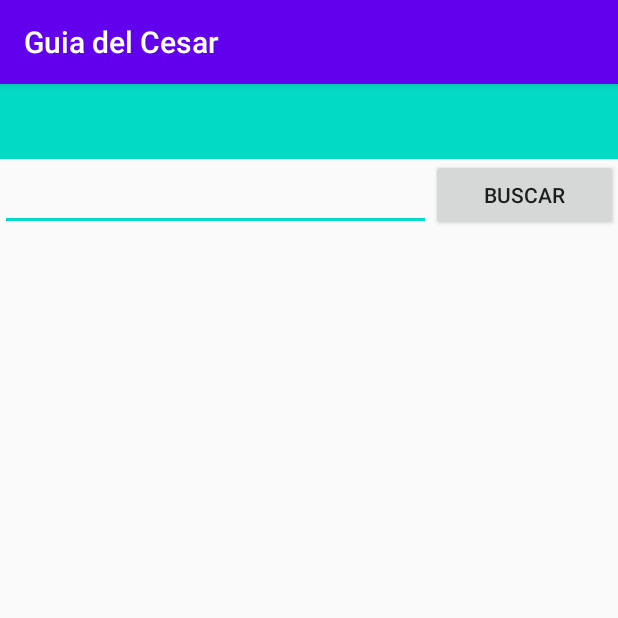
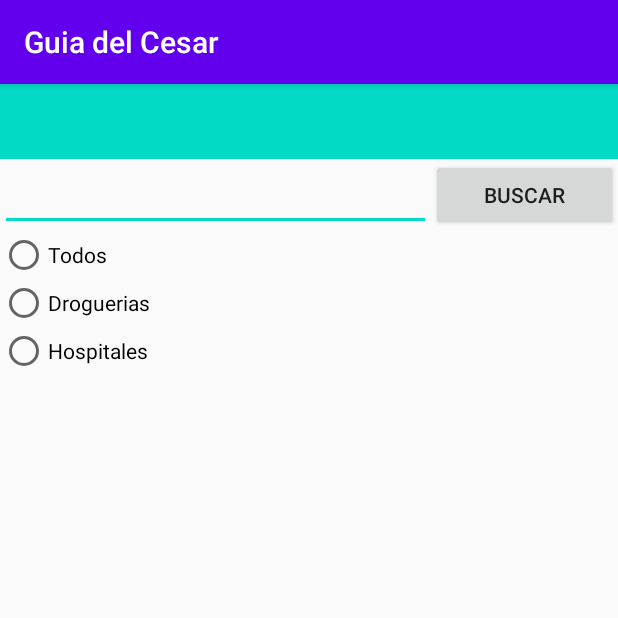
Before and after one commit to luismanueldiaz29/GuiaCesar, an Android app: the ServiciosPorMunicipio screen opened directly, with no data from a screen before it, after a tap on "BUSCAR", on a phone screen of 412 x 824 dp, the top half of it. Run offline under Robolectric (Android 15) with nearby library versions, the phone set to English and light mode, and no system bars; our stand-ins replace Volley; network calls fail; Roboto replaces fonts that are not available here.

Commit message:
Filtro de servicios 2.0

```diff
--- a/app/src/main/java/com/example/guiavalledupar/GUI/ServiciosPorMunicipio.java
+++ b/app/src/main/java/com/example/guiavalledupar/GUI/ServiciosPorMunicipio.java
@@ -8,6 +8,7 @@ import android.os.Bundle;
 import android.view.View;
 import android.widget.Button;
 import android.widget.EditText;
+import android.widget.RadioButton;
 import android.widget.TextView;
 
 import com.android.volley.Request;
@@ -39,6 +40,10 @@ public class ServiciosPorMunicipio extends AppCompatActivity {
     private TextView txtMuni;
     private Button btnFiltrar;
     private EditText txtFilter;
+    private RadioButton radioTodos;
+    private RadioButton radioTurismo;
+    private RadioButton radioHospital;
+    private RadioButton radioDrogueria;
 
     private String municipio;
     private String URL;
@@ -98,18 +103,64 @@ public class ServiciosPorMunicipio extends AppCompatActivity {
     private void filtrar(){
 
         String buscar=txtFilter.getText().toString().trim();
+        ArrayList<ServiceApi> lista2;
+        lista2 = new ArrayList<>();
         if(!buscar.equals("")) {
-            ArrayList<ServiceApi> lista2;
-            lista2 = new ArrayList<>();
+
             for (ServiceApi e : listaServices) {
-                if (e.name.contains(buscar)||e.name.contains(buscar.toUpperCase())|| e.getStringTipo().contains(buscar)) {
-                    lista2.add(e);
+                if(radioTodos.isChecked()){
+                    if (e.name.contains(buscar)||e.name.contains(buscar.toUpperCase())|| e.getStringTipo().contains(buscar)) {
+                        lista2.add(e);
+                    }
                 }
+                if(radioDrogueria.isChecked()){
+                    if (e.tipo==ServiceApi.DROGUERIA&&(e.name.contains(buscar)||e.name.contains(buscar.toUpperCase())|| e.getStringTipo().contains(buscar))) {
+                        lista2.add(e);
+                    }
+                }
+                if(radioHospital.isChecked()){
+                    if (e.tipo==ServiceApi.HOSPITAL&&(e.name.contains(buscar)||e.name.contains(buscar.toUpperCase())|| e.getStringTipo().contains(buscar))) {
+                        lista2.add(e);
+                    }
+                }
+                if(radioTurismo.isChecked()){
+                    if (e.tipo==ServiceApi.HOTEL&&(e.name.contains(buscar)||e.name.contains(buscar.toUpperCase())|| e.getStringTipo().contains(buscar))) {
+                        lista2.add(e);
+                    }
+                }
+
             }
             adapter = new AdapterServiceAPI(lista2);
             reciclerServices.setAdapter(adapter);
+        }else{
+            if(radioTodos.isChecked()){
+
+                adapter = new AdapterServiceAPI(listaServices);
+                reciclerServices.setAdapter(adapter);
+            }else{
+                for (ServiceApi e : listaServices) {
+                    if(radioDrogueria.isChecked()){
+                        if(e.tipo==ServiceApi.DROGUERIA){
+                            lista2.add(e);
+                        }
+                    }
+                    if(radioHospital.isChecked()){
+                        if(e.tipo==ServiceApi.HOSPITAL){
+                            lista2.add(e);
+                        }
+                    }
+                    if(radioTurismo.isChecked()){
+                        if(e.tipo==ServiceApi.HOTEL){
+                            lista2.add(e);
+                        }
+                    }
+                }
+                adapter = new AdapterServiceAPI(lista2);
+                reciclerServices.setAdapter(adapter);
+            }
         }
     }
+
 
     private void llenarLista(){
         GetVolley();
@@ -122,7 +173,10 @@ public class ServiciosPorMunicipio extends AppCompatActivity {
         txtMuni=findViewById(R.id.muniServicioTV);
         txtFilter=findViewById(R.id.txtBuscarService);
         btnFiltrar =findViewById(R.id.btnFiltrarService);
-
+        radioTodos=findViewById(R.id.radioTodos);
+        radioTurismo=findViewById(R.id.radioTurismo);
+        radioHospital=findViewById(R.id.radioHospitales);
+        radioDrogueria=findViewById(R.id.radioDrogueria);
         listaServices = new ArrayList<>();
 
     }
--- a/app/src/main/res/layout/activity_servicios.xml
+++ b/app/src/main/res/layout/activity_servicios.xml
@@ -43,6 +43,46 @@
 
     </LinearLayout>
 
+    <ScrollView
+        android:layout_width="match_parent"
+        android:layout_height="100dp">
+
+        <LinearLayout
+            android:layout_width="match_parent"
+            android:layout_height="wrap_content"
+            android:orientation="vertical">
+
+            <RadioGroup
+                android:layout_width="match_parent"
+                android:layout_height="match_parent">
+
+                <RadioButton
+                    android:id="@+id/radioTodos"
+                    android:layout_width="match_parent"
+                    android:layout_height="wrap_content"
+                    android:text="@string/todosservice" />
+
+                <RadioButton
+                    android:id="@+id/radioDrogueria"
+                    android:layout_width="match_parent"
+                    android:layout_height="wrap_content"
+                    android:text="@string/drogueriaservice" />
+
+                <RadioButton
+                    android:id="@+id/radioHospitales"
+                    android:layout_width="match_parent"
+                    android:layout_height="wrap_content"
+                    android:text="@string/hospitalesservice" />
+
+                <RadioButton
+                    android:id="@+id/radioTurismo"
+                    android:layout_width="match_parent"
+                    android:layout_height="wrap_content"
+                    android:text="@string/turismoservice" />
+
+            </RadioGroup>
+        </LinearLayout>
+    </ScrollView>
     <androidx.recyclerview.widget.RecyclerView
         android:id="@+id/listaHospitalesAPI"
         android:layout_width="match_parent"
--- a/app/src/main/res/values/strings.xml
+++ b/app/src/main/res/values/strings.xml
@@ -160,6 +160,10 @@
     <string name="title_activity_maps">Map</string>
     <string name="buscar">Buscar</string>
     <string name="municipios">Municipios</string>
+    <string name="todosservice">Todos</string>
+    <string name="drogueriaservice">Droguerias</string>
+    <string name="hospitalesservice">Hospitales</string>
+    <string name="turismoservice">Turismo</string>
 
 
     <!--Array de platos tipicos...........................................................................................-->
```
